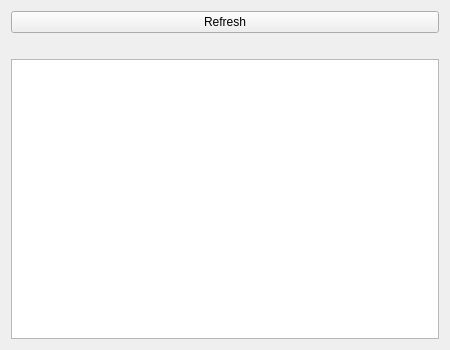
The window that Lab2/widget.ui (Hybridlo/2-year-1-semester) describes before a commit, drawn with Qt 5.
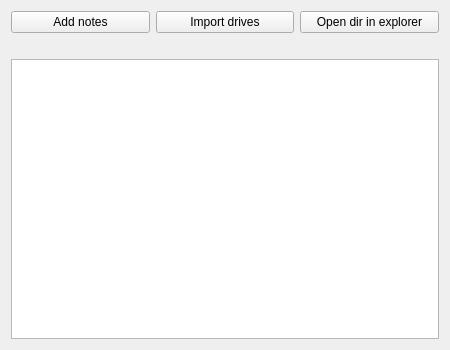
The same window after the commit.

Commit message: metadata implementation

Patch:
```diff
--- a/Lab2/widget.ui
+++ b/Lab2/widget.ui
@@ -13,24 +13,38 @@
   <property name="windowTitle">
    <string>Widget</string>
   </property>
-  <layout class="QVBoxLayout" name="verticalLayout">
-   <item>
+  <layout class="QGridLayout" name="gridLayout">
+   <item row="0" column="1">
     <widget class="QPushButton" name="pushButton">
      <property name="text">
-      <string>Refresh</string>
+      <string>Import drives</string>
      </property>
     </widget>
    </item>
-   <item>
+   <item row="0" column="2">
+    <widget class="QPushButton" name="pushButton_2">
+     <property name="text">
+      <string>Open dir in explorer</string>
+     </property>
+    </widget>
+   </item>
+   <item row="0" column="0">
+    <widget class="QPushButton" name="pushButton_3">
+     <property name="text">
+      <string>Add notes</string>
+     </property>
+    </widget>
+   </item>
+   <item row="2" column="0" colspan="3">
+    <widget class="QListWidget" name="listWidget"/>
+   </item>
+   <item row="1" column="0" colspan="3">
     <widget class="QLabel" name="label">
      <property name="text">
       <string/>
      </property>
     </widget>
    </item>
-   <item>
-    <widget class="QListWidget" name="listWidget"/>
-   </item>
   </layout>
  </widget>
  <layoutdefault spacing="6" margin="11"/>
```
The commit also changes 2 other files.
